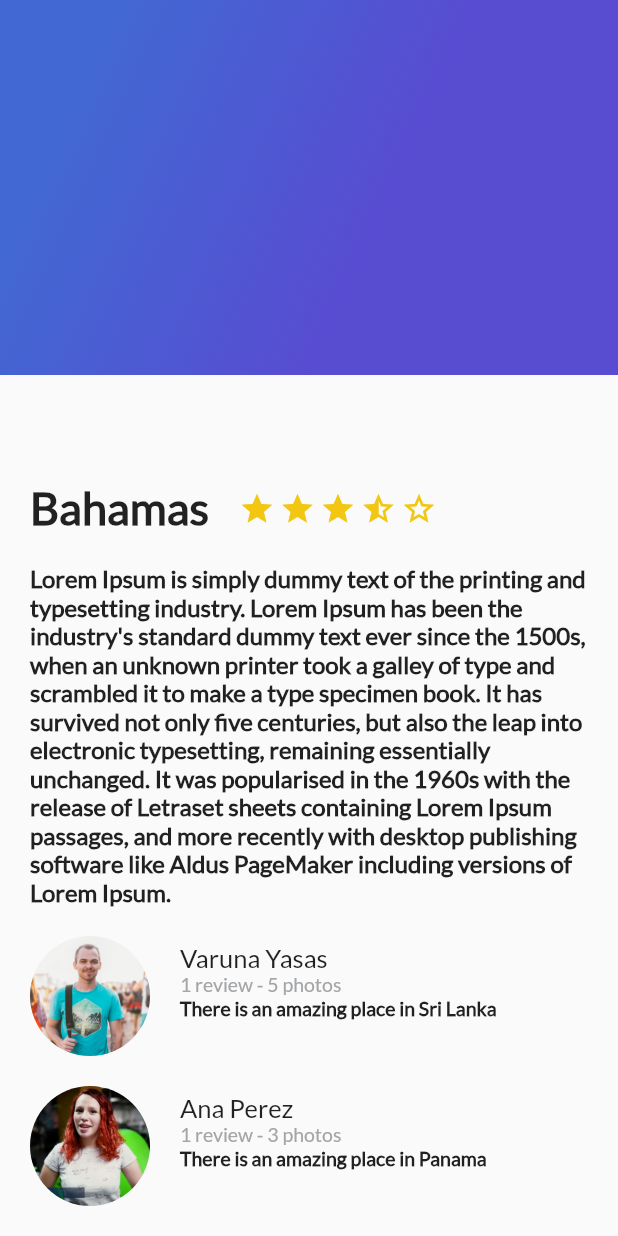
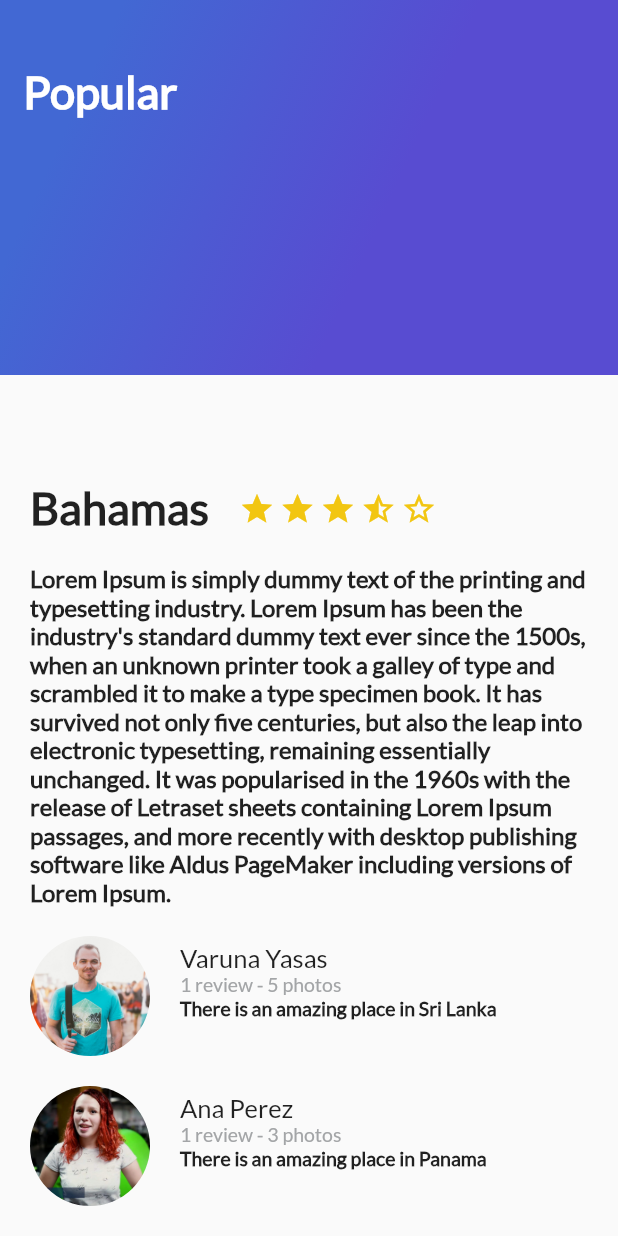
Before and after one commit to edgvac22/practice-flutter-platzi, a Flutter app: the screen it shows after launch, on a phone screen of 412 x 824 dp. Run offline on Flutter 3.47's test engine with Material 2 defaults, Android fonts, the phone set to English and light mode, and no system bars.

```diff
--- a/lib/gradient_back.dart
+++ b/lib/gradient_back.dart
@@ -1,6 +1,10 @@
 import 'package:flutter/material.dart';
 
 class GradientBack extends StatelessWidget {
+
+  String title = "Popular";
+
+  GradientBack(this.title, {Key? key}) : super(key: key);
 
   @override
   Widget build(BuildContext context) {
@@ -20,6 +24,16 @@ class GradientBack extends StatelessWidget {
             tileMode: TileMode.clamp
         )
       ),
+      child: Text(
+        title,
+        style: const TextStyle(
+          color: Colors.white,
+          fontSize: 30.0,
+          fontFamily: "Lato",
+          fontWeight: FontWeight.bold
+        ),
+      ),
+      alignment: const Alignment(-0.9, -0.6),
     );
   }
 
--- a/lib/main.dart
+++ b/lib/main.dart
@@ -38,7 +38,7 @@ class MyApp extends StatelessWidget {
                 ReviewList()
               ],
             ),
-            GradientBack()
+            GradientBack("Popular")
           ],
         ),
       )
--- a/pubspec.yaml
+++ b/pubspec.yaml
@@ -91,6 +91,12 @@ flutter:
     - assets/img/people.jpg
     - assets/img/ann.jpg
     - assets/img/girl.jpg
+    - assets/img/beach_palm.jpeg
+    - assets/img/beach.jpeg
+    - assets/img/mountain_stars.jpeg
+    - assets/img/mountain.jpeg
+    - assets/img/river.jpeg
+    - assets/img/sunset.jpeg
 
   fonts:
     - family: Lato
```
Also changed, not shown: lib/card_image.dart (added, +37 -0 lines), assets/img/beach.jpeg (added), assets/img/beach_palm.jpeg (added), assets/img/mountain.jpeg (added), assets/img/mountain_stars.jpeg (added), assets/img/river.jpeg (added), assets/img/sunset.jpeg (added), 1 other file.
